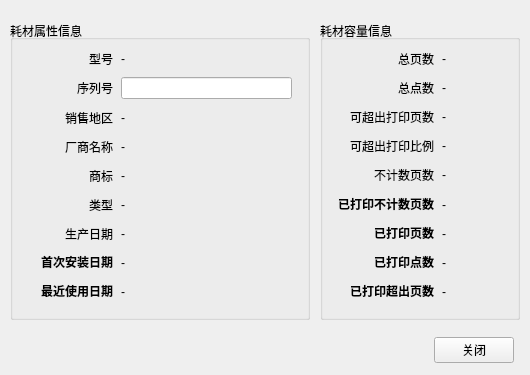
This is readback.ui in zlmone/supply_writer as Qt 5 draws it before an edit. The edited form follows.
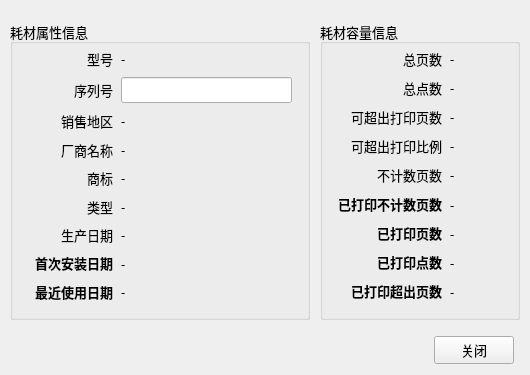
This is the edited form.

What changed in the file:
```diff
--- a/readback.ui
+++ b/readback.ui
@@ -25,6 +25,12 @@
      <height>40</height>
     </rect>
    </property>
+   <property name="font">
+    <font>
+     <family>微软雅黑</family>
+     <pointsize>10</pointsize>
+    </font>
+   </property>
    <layout class="QHBoxLayout" name="horizontalLayout_6">
     <property name="leftMargin">
      <number>6</number>
@@ -40,6 +46,12 @@
     </property>
     <item>
      <spacer name="horizontalSpacer_4">
+      <property name="font">
+       <font>
+        <family>微软雅黑</family>
+        <pointsize>10</pointsize>
+       </font>
+      </property>
       <property name="orientation">
        <enum>Qt::Horizontal</enum>
       </property>
@@ -53,6 +65,12 @@
     </item>
     <item>
      <widget class="QPushButton" name="pushButton_7">
+      <property name="font">
+       <font>
+        <family>微软雅黑</family>
+        <pointsize>10</pointsize>
+       </font>
+      </property>
       <property name="text">
        <string>关闭</string>
       </property>
@@ -72,6 +90,12 @@
      <height>300</height>
     </rect>
    </property>
+   <property name="font">
+    <font>
+     <family>微软雅黑</family>
+     <pointsize>10</pointsize>
+    </font>
+   </property>
    <property name="title">
     <string>耗材属性信息</string>
    </property>
@@ -87,6 +111,12 @@
       <height>270</height>
      </rect>
     </property>
+    <property name="font">
+     <font>
+      <family>微软雅黑</family>
+      <pointsize>10</pointsize>
+     </font>
+    </property>
     <layout class="QGridLayout" name="gridLayout_2" columnstretch="1,2">
      <property name="leftMargin">
       <number>8</number>
@@ -105,6 +135,12 @@
      </property>
      <item row="2" column="0">
       <widget class="QLabel" name="label_20">
+       <property name="font">
+        <font>
+         <family>微软雅黑</family>
+         <pointsize>10</pointsize>
+        </font>
+       </property>
        <property name="text">
         <string>销售地区</string>
        </property>
@@ -115,6 +151,12 @@
      </item>
      <item row="0" column="1">
       <widget class="QLabel" name="label">
+       <property name="font">
+        <font>
+         <family>微软雅黑</family>
+         <pointsize>10</pointsize>
+        </font>
+       </property>
        <property name="text">
         <string>-</string>
        </property>
@@ -122,6 +164,12 @@
      </item>
      <item row="0" column="0">
       <widget class="QLabel" name="label_17">
+       <property name="font">
+        <font>
+         <family>微软雅黑</family>
+         <pointsize>10</pointsize>
+        </font>
+       </property>
        <property name="layoutDirection">
         <enum>Qt::LeftToRight</enum>
        </property>
@@ -135,6 +183,12 @@
      </item>
      <item row="3" column="0">
       <widget class="QLabel" name="label_23">
+       <property name="font">
+        <font>
+         <family>微软雅黑</family>
+         <pointsize>10</pointsize>
+        </font>
+       </property>
        <property name="text">
         <string>厂商名称</string>
        </property>
@@ -145,6 +199,12 @@
      </item>
      <item row="1" column="0">
       <widget class="QLabel" name="label_19">
+       <property name="font">
+        <font>
+         <family>微软雅黑</family>
+         <pointsize>10</pointsize>
+        </font>
+       </property>
        <property name="text">
         <string>序列号</string>
        </property>
@@ -155,6 +215,12 @@
      </item>
      <item row="5" column="0">
       <widget class="QLabel" name="label_25">
+       <property name="font">
+        <font>
+         <family>微软雅黑</family>
+         <pointsize>10</pointsize>
+        </font>
+       </property>
        <property name="text">
         <string>类型</string>
        </property>
@@ -165,6 +231,12 @@
      </item>
      <item row="4" column="0">
       <widget class="QLabel" name="label_24">
+       <property name="font">
+        <font>
+         <family>微软雅黑</family>
+         <pointsize>10</pointsize>
+        </font>
+       </property>
        <property name="text">
         <string>商标</string>
        </property>
@@ -175,6 +247,12 @@
      </item>
      <item row="7" column="0">
       <widget class="QLabel" name="label_28">
+       <property name="font">
+        <font>
+         <family>微软雅黑</family>
+         <pointsize>10</pointsize>
+        </font>
+       </property>
        <property name="text">
         <string>&lt;html&gt;&lt;head/&gt;&lt;body&gt;&lt;p&gt;&lt;span style=&quot; font-weight:600;&quot;&gt;首次安装日期&lt;/span&gt;&lt;/p&gt;&lt;/body&gt;&lt;/html&gt;</string>
        </property>
@@ -188,6 +266,12 @@
      </item>
      <item row="6" column="0">
       <widget class="QLabel" name="label_21">
+       <property name="font">
+        <font>
+         <family>微软雅黑</family>
+         <pointsize>10</pointsize>
+        </font>
+       </property>
        <property name="text">
         <string>生产日期</string>
        </property>
@@ -198,6 +282,12 @@
      </item>
      <item row="8" column="0">
       <widget class="QLabel" name="label_26">
+       <property name="font">
+        <font>
+         <family>微软雅黑</family>
+         <pointsize>10</pointsize>
+        </font>
+       </property>
        <property name="text">
         <string>&lt;html&gt;&lt;head/&gt;&lt;body&gt;&lt;p&gt;&lt;span style=&quot; font-weight:600;&quot;&gt;最近使用日期&lt;/span&gt;&lt;/p&gt;&lt;/body&gt;&lt;/html&gt;</string>
        </property>
@@ -211,6 +301,12 @@
      </item>
      <item row="2" column="1">
       <widget class="QLabel" name="label_3">
+       <property name="font">
+        <font>
+         <family>微软雅黑</family>
+         <pointsize>10</pointsize>
+        </font>
+       </property>
        <property name="text">
         <string>-</string>
        </property>
@@ -218,6 +314,12 @@
      </item>
      <item row="3" column="1">
       <widget class="QLabel" name="label_6">
+       <property name="font">
+        <font>
+         <family>微软雅黑</family>
+         <pointsize>10</pointsize>
+        </font>
+       </property>
        <property name="text">
         <string>-</string>
        </property>
@@ -225,6 +327,12 @@
      </item>
      <item row="4" column="1">
       <widget class="QLabel" name="label_7">
+       <property name="font">
+        <font>
+         <family>微软雅黑</family>
+         <pointsize>10</pointsize>
+        </font>
+       </property>
        <property name="text">
         <string>-</string>
        </property>
@@ -232,6 +340,12 @@
      </item>
      <item row="5" column="1">
       <widget class="QLabel" name="label_8">
+       <property name="font">
+        <font>
+         <family>微软雅黑</family>
+         <pointsize>10</pointsize>
+        </font>
+       </property>
        <property name="text">
         <string>-</string>
        </property>
@@ -239,6 +353,12 @@
      </item>
      <item row="6" column="1">
       <widget class="QLabel" name="label_4">
+       <property name="font">
+        <font>
+         <family>微软雅黑</family>
+         <pointsize>10</pointsize>
+        </font>
+       </property>
        <property name="text">
         <string>-</string>
        </property>
@@ -246,6 +366,12 @@
      </item>
      <item row="7" column="1">
       <widget class="QLabel" name="label_11">
+       <property name="font">
+        <font>
+         <family>微软雅黑</family>
+         <pointsize>10</pointsize>
+        </font>
+       </property>
        <property name="text">
         <string>-</string>
        </property>
@@ -253,13 +379,26 @@
      </item>
      <item row="8" column="1">
       <widget class="QLabel" name="label_9">
+       <property name="font">
+        <font>
+         <family>微软雅黑</family>
+         <pointsize>10</pointsize>
+        </font>
+       </property>
        <property name="text">
         <string>-</string>
        </property>
       </widget>
      </item>
      <item row="1" column="1">
-      <widget class="QLineEdit" name="lineEdit"/>
+      <widget class="QLineEdit" name="lineEdit">
+       <property name="font">
+        <font>
+         <family>微软雅黑</family>
+         <pointsize>10</pointsize>
+        </font>
+       </property>
+      </widget>
      </item>
     </layout>
    </widget>
@@ -273,6 +412,12 @@
      <height>300</height>
     </rect>
    </property>
+   <property name="font">
+    <font>
+     <family>微软雅黑</family>
+     <pointsize>10</pointsize>
+    </font>
+   </property>
    <property name="title">
     <string>耗材容量信息</string>
    </property>
@@ -288,6 +433,12 @@
       <height>270</height>
      </rect>
     </property>
+    <property name="font">
+     <font>
+      <family>微软雅黑</family>
+      <pointsize>10</pointsize>
+     </font>
+    </property>
     <layout class="QGridLayout" name="gridLayout" columnstretch="3,2">
      <property name="leftMargin">
       <number>8</number>
@@ -306,6 +457,12 @@
      </property>
      <item row="0" column="1">
       <widget class="QLabel" name="label_5">
+       <property name="font">
+        <font>
+         <family>微软雅黑</family>
+         <pointsize>10</pointsize>
+        </font>
+       </property>
        <property name="text">
         <string>-</string>
        </property>
@@ -313,6 +470,12 @@
      </item>
      <item row="1" column="0">
       <widget class="QLabel" name="label_13">
+       <property name="font">
+        <font>
+         <family>微软雅黑</family>
+         <pointsize>10</pointsize>
+        </font>
+       </property>
        <property name="text">
         <string>总点数</string>
        </property>
@@ -323,6 +486,12 @@
      </item>
      <item row="3" column="1">
       <widget class="QLabel" name="label_29">
+       <property name="font">
+        <font>
+         <family>微软雅黑</family>
+         <pointsize>10</pointsize>
+        </font>
+       </property>
        <property name="text">
         <string>-</string>
        </property>
@@ -330,6 +499,12 @@
      </item>
      <item row="8" column="0">
       <widget class="QLabel" name="label_33">
+       <property name="font">
+        <font>
+         <family>微软雅黑</family>
+         <pointsize>10</pointsize>
+        </font>
+       </property>
        <property name="text">
         <string>&lt;html&gt;&lt;head/&gt;&lt;body&gt;&lt;p&gt;&lt;span style=&quot; font-weight:600;&quot;&gt;已打印超出页数&lt;/span&gt;&lt;/p&gt;&lt;/body&gt;&lt;/html&gt;</string>
        </property>
@@ -343,6 +518,12 @@
      </item>
      <item row="2" column="1">
       <widget class="QLabel" name="label_22">
+       <property name="font">
+        <font>
+         <family>微软雅黑</family>
+         <pointsize>10</pointsize>
+        </font>
+       </property>
        <property name="text">
         <string>-</string>
        </property>
@@ -350,6 +531,12 @@
      </item>
      <item row="6" column="0">
       <widget class="QLabel" name="label_27">
+       <property name="font">
+        <font>
+         <family>微软雅黑</family>
+         <pointsize>10</pointsize>
+        </font>
+       </property>
        <property name="text">
         <string>&lt;html&gt;&lt;head/&gt;&lt;body&gt;&lt;p&gt;&lt;span style=&quot; font-weight:600;&quot;&gt;已打印页数&lt;/span&gt;&lt;/p&gt;&lt;/body&gt;&lt;/html&gt;</string>
        </property>
@@ -363,6 +550,12 @@
      </item>
      <item row="6" column="1">
       <widget class="QLabel" name="label_10">
+       <property name="font">
+        <font>
+         <family>微软雅黑</family>
+         <pointsize>10</pointsize>
+        </font>
+       </property>
        <property name="text">
         <string>-</string>
        </property>
@@ -370,6 +563,12 @@
      </item>
      <item row="3" column="0">
       <widget class="QLabel" name="label_15">
+       <property name="font">
+        <font>
+         <family>微软雅黑</family>
+         <pointsize>10</pointsize>
+        </font>
+       </property>
        <property name="text">
         <string>可超出打印比例</string>
        </property>
@@ -380,6 +579,12 @@
      </item>
      <item row="1" column="1">
       <widget class="QLabel" name="label_18">
+       <property name="font">
+        <font>
+         <family>微软雅黑</family>
+         <pointsize>10</pointsize>
+        </font>
+       </property>
        <property name="text">
         <string>-</string>
        </property>
@@ -387,6 +592,12 @@
      </item>
      <item row="8" column="1">
       <widget class="QLabel" name="label_34">
+       <property name="font">
+        <font>
+         <family>微软雅黑</family>
+         <pointsize>10</pointsize>
+        </font>
+       </property>
        <property name="text">
         <string>-</string>
        </property>
@@ -394,6 +605,12 @@
      </item>
      <item row="7" column="0">
       <widget class="QLabel" name="label_31">
+       <property name="font">
+        <font>
+         <family>微软雅黑</family>
+         <pointsize>10</pointsize>
+        </font>
+       </property>
        <property name="text">
         <string>&lt;html&gt;&lt;head/&gt;&lt;body&gt;&lt;p&gt;&lt;span style=&quot; font-weight:600;&quot;&gt;已打印点数&lt;/span&gt;&lt;/p&gt;&lt;/body&gt;&lt;/html&gt;</string>
        </property>
@@ -407,6 +624,12 @@
      </item>
      <item row="4" column="1">
       <widget class="QLabel" name="label_30">
+       <property name="font">
+        <font>
+         <family>微软雅黑</family>
+         <pointsize>10</pointsize>
+        </font>
+       </property>
        <property name="text">
         <string>-</string>
        </property>
@@ -414,6 +637,12 @@
      </item>
      <item row="2" column="0">
       <widget class="QLabel" name="label_14">
+       <property name="font">
+        <font>
+         <family>微软雅黑</family>
+         <pointsize>10</pointsize>
+        </font>
+       </property>
        <property name="text">
         <string>可超出打印页数</string>
        </property>
@@ -424,6 +653,12 @@
      </item>
      <item row="4" column="0">
       <widget class="QLabel" name="label_16">
+       <property name="font">
+        <font>
+         <family>微软雅黑</family>
+         <pointsize>10</pointsize>
+        </font>
+       </property>
        <property name="text">
         <string>不计数页数</string>
        </property>
@@ -434,6 +669,12 @@
      </item>
      <item row="7" column="1">
       <widget class="QLabel" name="label_32">
+       <property name="font">
+        <font>
+         <family>微软雅黑</family>
+         <pointsize>10</pointsize>
+        </font>
+       </property>
        <property name="text">
         <string>-</string>
        </property>
@@ -441,6 +682,12 @@
      </item>
      <item row="0" column="0">
       <widget class="QLabel" name="label_12">
+       <property name="font">
+        <font>
+         <family>微软雅黑</family>
+         <pointsize>10</pointsize>
+        </font>
+       </property>
        <property name="text">
         <string>总页数</string>
        </property>
@@ -451,6 +698,12 @@
      </item>
      <item row="5" column="0">
       <widget class="QLabel" name="label_2">
+       <property name="font">
+        <font>
+         <family>微软雅黑</family>
+         <pointsize>10</pointsize>
+        </font>
+       </property>
        <property name="text">
         <string>&lt;html&gt;&lt;head/&gt;&lt;body&gt;&lt;p&gt;&lt;span style=&quot; font-weight:600;&quot;&gt;已打印不计数页数&lt;/span&gt;&lt;/p&gt;&lt;/body&gt;&lt;/html&gt;</string>
        </property>
@@ -464,6 +717,12 @@
      </item>
      <item row="5" column="1">
       <widget class="QLabel" name="label_35">
+       <property name="font">
+        <font>
+         <family>微软雅黑</family>
+         <pointsize>10</pointsize>
+        </font>
+       </property>
        <property name="text">
         <string>-</string>
        </property>
```
